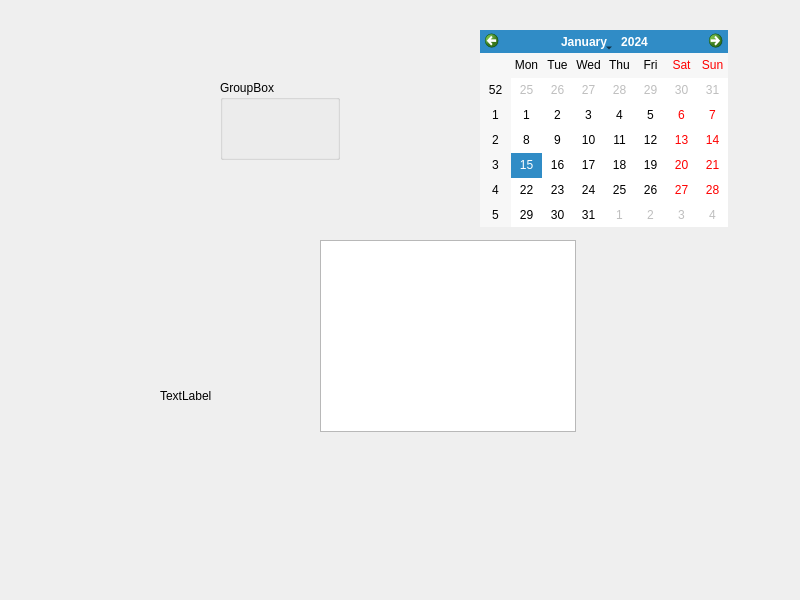
Old version of the form MainUI/form.ui in the repository crazysjf/WeChat-order-placer.
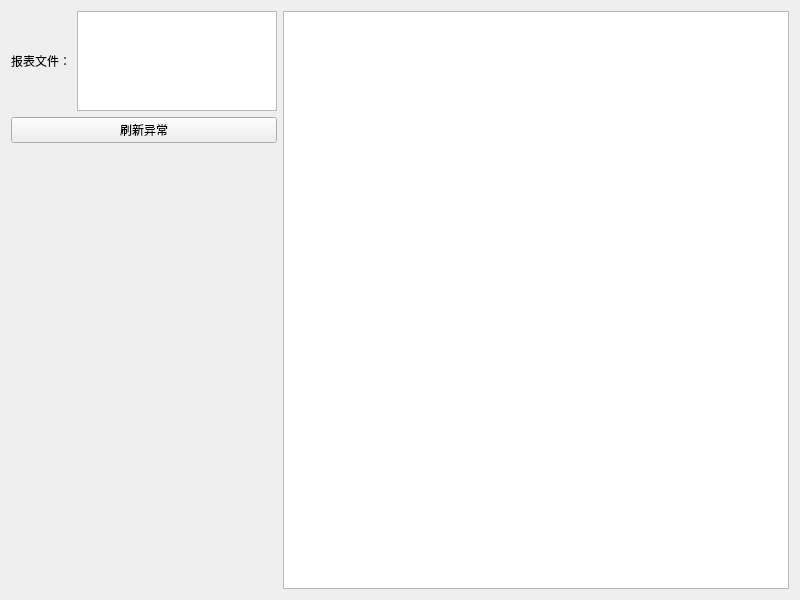
New version of the form.

```diff
--- a/MainUI/form.ui
+++ b/MainUI/form.ui
@@ -1,7 +1,7 @@
 <?xml version="1.0" encoding="UTF-8"?>
 <ui version="4.0">
- <class>MainUI</class>
- <widget class="QDialog" name="MainUI">
+ <class>MainWidget</class>
+ <widget class="QWidget" name="MainWidget">
   <property name="geometry">
    <rect>
     <x>0</x>
@@ -10,55 +10,93 @@
     <height>600</height>
    </rect>
   </property>
+  <property name="sizePolicy">
+   <sizepolicy hsizetype="Expanding" vsizetype="Expanding">
+    <horstretch>1</horstretch>
+    <verstretch>1</verstretch>
+   </sizepolicy>
+  </property>
+  <property name="acceptDrops">
+   <bool>true</bool>
+  </property>
   <property name="windowTitle">
    <string>MainUI</string>
   </property>
-  <widget class="QListView" name="listView">
-   <property name="geometry">
-    <rect>
-     <x>320</x>
-     <y>240</y>
-     <width>256</width>
-     <height>192</height>
-    </rect>
-   </property>
-  </widget>
-  <widget class="QGroupBox" name="groupBox">
-   <property name="geometry">
-    <rect>
-     <x>220</x>
-     <y>80</y>
-     <width>120</width>
-     <height>80</height>
-    </rect>
-   </property>
-   <property name="title">
-    <string>GroupBox</string>
-   </property>
-  </widget>
-  <widget class="QLabel" name="label">
-   <property name="geometry">
-    <rect>
-     <x>160</x>
-     <y>390</y>
-     <width>54</width>
-     <height>12</height>
-    </rect>
-   </property>
-   <property name="text">
-    <string>TextLabel</string>
-   </property>
-  </widget>
-  <widget class="QCalendarWidget" name="calendarWidget">
-   <property name="geometry">
-    <rect>
-     <x>480</x>
-     <y>30</y>
-     <width>248</width>
-     <height>197</height>
-    </rect>
-   </property>
-  </widget>
+  <layout class="QHBoxLayout" name="horizontalLayout">
+   <item>
+    <layout class="QVBoxLayout" name="verticalLayout">
+     <property name="sizeConstraint">
+      <enum>QLayout::SetMinimumSize</enum>
+     </property>
+     <item>
+      <layout class="QHBoxLayout" name="horizontalLayout_2">
+       <item>
+        <widget class="QLabel" name="label">
+         <property name="text">
+          <string>报表文件：</string>
+         </property>
+        </widget>
+       </item>
+       <item>
+        <widget class="QTextEdit" name="textEdit_file">
+         <property name="enabled">
+          <bool>true</bool>
+         </property>
+         <property name="sizePolicy">
+          <sizepolicy hsizetype="Fixed" vsizetype="Fixed">
+           <horstretch>0</horstretch>
+           <verstretch>0</verstretch>
+          </sizepolicy>
+         </property>
+         <property name="maximumSize">
+          <size>
+           <width>200</width>
+           <height>100</height>
+          </size>
+         </property>
+         <property name="lineWrapMode">
+          <enum>QTextEdit::WidgetWidth</enum>
+         </property>
+        </widget>
+       </item>
+      </layout>
+     </item>
+     <item>
+      <widget class="QPushButton" name="pushButton_refresh_exceptions">
+       <property name="text">
+        <string>刷新异常</string>
+       </property>
+      </widget>
+     </item>
+     <item>
+      <spacer name="verticalSpacer">
+       <property name="orientation">
+        <enum>Qt::Vertical</enum>
+       </property>
+       <property name="sizeHint" stdset="0">
+        <size>
+         <width>20</width>
+         <height>40</height>
+        </size>
+       </property>
+      </spacer>
+     </item>
+    </layout>
+   </item>
+   <item>
+    <widget class="QPlainTextEdit" name="plainTextEdit_exceptions">
+     <property name="sizePolicy">
+      <sizepolicy hsizetype="Expanding" vsizetype="Expanding">
+       <horstretch>1</horstretch>
+       <verstretch>1</verstretch>
+      </sizepolicy>
+     </property>
+     <property name="readOnly">
+      <bool>true</bool>
+     </property>
+    </widget>
+   </item>
+  </layout>
  </widget>
  <resources/>
  <connections/>
```
Left out of the diff: 24 changed lines with no effect on the pictures.
